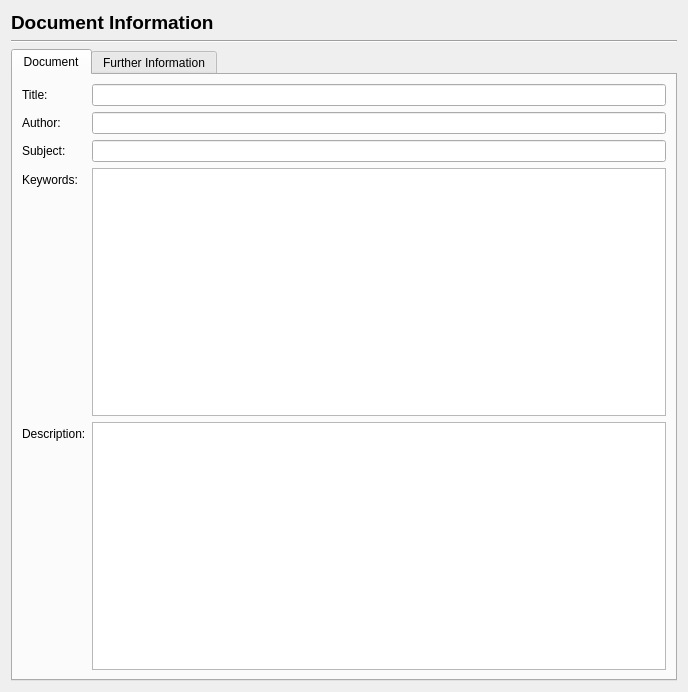
scribusproject/scribus, file scribus/ui/prefs_documentinformationbase.ui: the form before one commit.
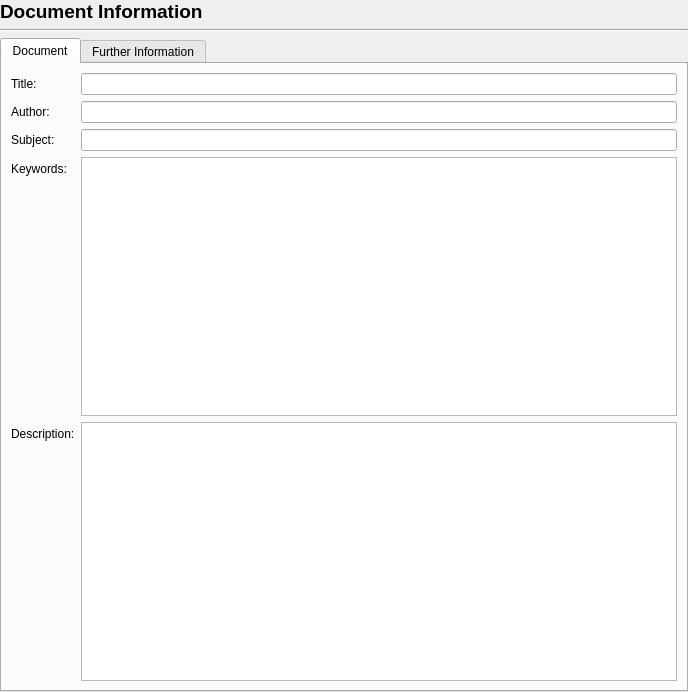
The form after the commit.

```diff
--- a/scribus/ui/prefs_documentinformationbase.ui
+++ b/scribus/ui/prefs_documentinformationbase.ui
@@ -14,6 +14,18 @@
    <string notr="true">Form</string>
   </property>
   <layout class="QVBoxLayout" name="verticalLayout">
+   <property name="leftMargin">
+    <number>0</number>
+   </property>
+   <property name="topMargin">
+    <number>0</number>
+   </property>
+   <property name="rightMargin">
+    <number>0</number>
+   </property>
+   <property name="bottomMargin">
+    <number>0</number>
+   </property>
    <item>
     <widget class="QLabel" name="label">
      <property name="font">
```
